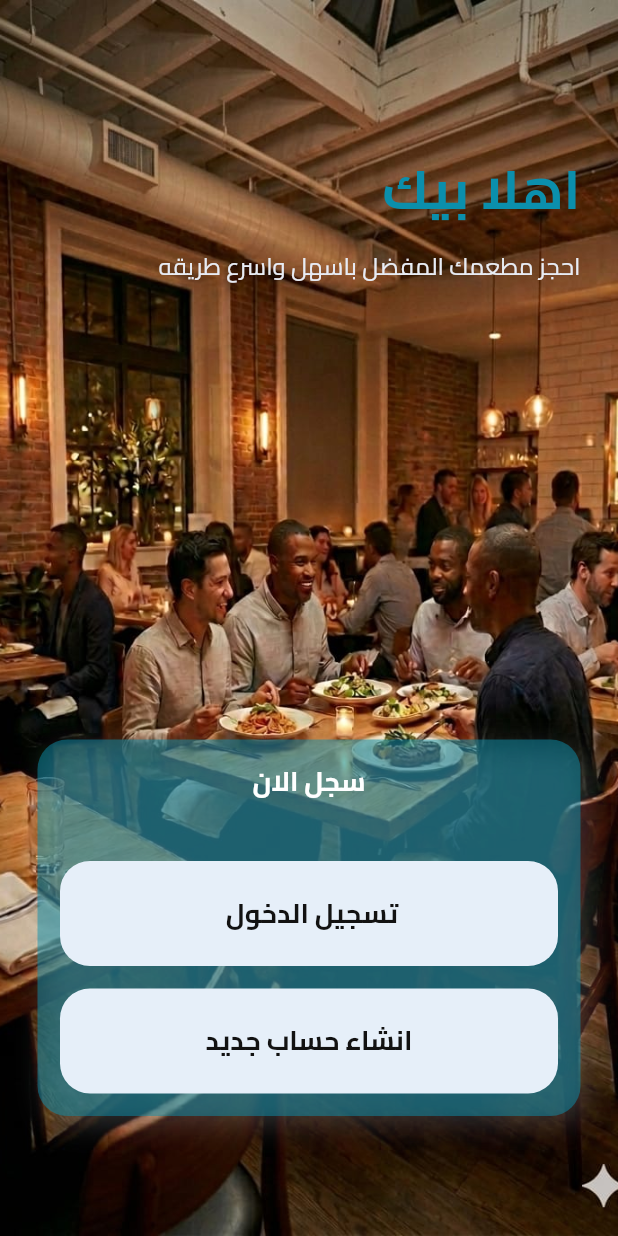
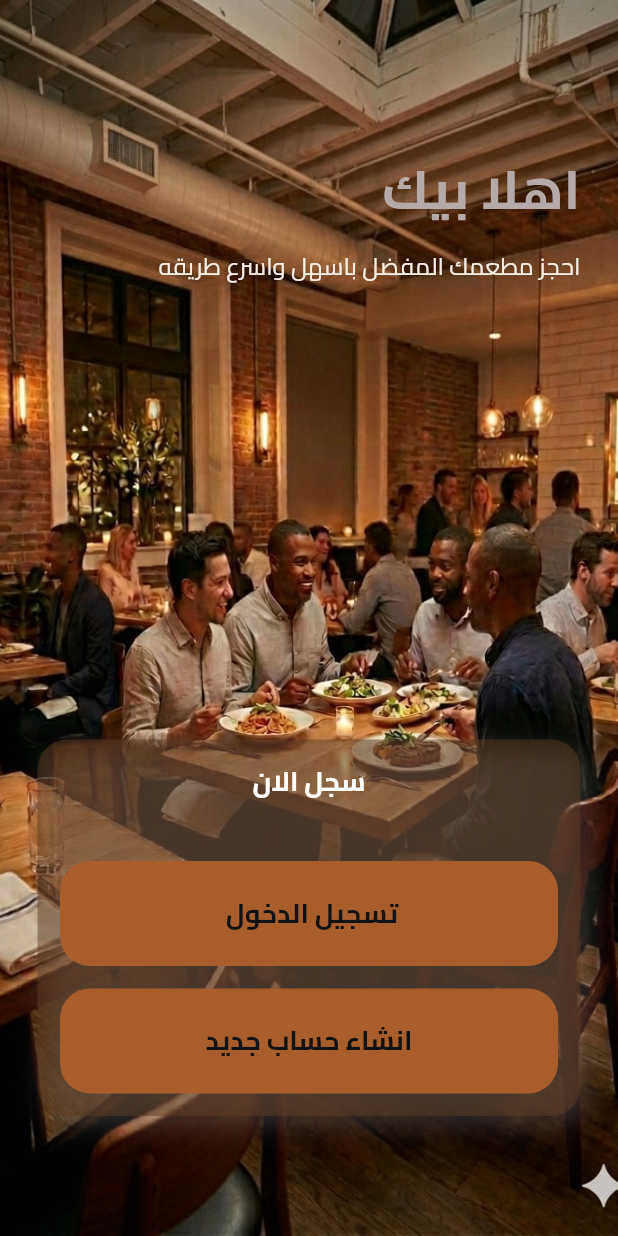
Before and after one commit to AME-7/mat3amy, a Flutter app: the screen it shows after launch, after a tap on "تخطي", on a phone screen of 412 x 824 dp. Run offline on Flutter 3.47's test engine with Material 3 defaults, Android fonts, the phone set to English and light mode, and no system bars; our stand-ins replace easy_localization, firebase_core, flutter_svg, gap, go_router, lottie and 3 more; accounts and stored records are empty.

Commit message:
complete home feature and fixes

```diff
--- a/lib/core/routes/app_router.dart
+++ b/lib/core/routes/app_router.dart
@@ -1,5 +1,6 @@
 import 'package:go_router/go_router.dart';
 import 'package:mat3amy/core/routes/routes.dart';
+import 'package:mat3amy/features/auth/presentation/page/login_screen.dart';
 import 'package:mat3amy/features/intro/enboarding/onboarding_screen.dart';
 import 'package:mat3amy/features/intro/splash/splash_screen.dart';
 import 'package:mat3amy/features/intro/welcom/welcome_screen.dart';
@@ -21,6 +22,10 @@ class AppRouter {
         path: Routes.welcome,
         builder: (context, state) => const WelcomeScreen(),
       ),
+      GoRoute(
+        path: Routes.login,
+        builder: (context, state) => const LoginScreen(),
+      ),
     ],
   );
 }
--- a/lib/core/utils/styles/colors.dart
+++ b/lib/core/utils/styles/colors.dart
@@ -1,10 +1,10 @@
 import 'package:flutter/painting.dart';
 
 abstract class AppColors {
-  static const Color primaryColor = Color(0XFF0B8FAC);
+  static const Color primaryColor = Color(0XFF5C3A21);
   static const Color whiteColor = Color(0XFFFFFFFF);
-  static const Color accentColor = Color(0xFFE6EFF9);
-  static const Color borderColor = Color(0XFFE8ECF4);
+  static const Color accentColor = Color(0xFFA85D2A);
+  static const Color borderColor = Color(0XFFF5EFE6);
   static const Color greyColor = Color(0XFFB4AAAA);
   static const Color darkColor = Color(0XFF121212);
   static const Color errorColor = Color(0xFFDA1B1B);
--- a/lib/features/intro/enboarding/onboarding_screen.dart
+++ b/lib/features/intro/enboarding/onboarding_screen.dart
@@ -35,7 +35,10 @@ class _OnboardingScreenState extends State<OnboardingScreen> {
                 SharedPref.setOnboardingShown();
                 pushReplacement(context, Routes.welcome);
               },
-              child: Text(LocaleKeys.skip.tr()),
+              child: Text(
+                LocaleKeys.skip.tr(),
+                style: TextStyle(color: AppColors.borderColor),
+              ),
             ),
         ],
       ),
--- a/lib/features/intro/welcom/welcome_screen.dart
+++ b/lib/features/intro/welcom/welcome_screen.dart
@@ -30,7 +30,7 @@ class WelcomeScreen extends StatelessWidget {
                 Text(
                   'اهلا بيك',
                   style: AppTextStyles.headline30.copyWith(
-                    color: AppColors.primaryColor,
+                    color: AppColors.greyColor,
                     fontSize: 36,
                   ),
                 ),
```
Also changed, not shown: lib/core/constants/user_type_enum.dart (deleted, +0 -18 lines), lib/features/auth/presentation/page/login_screen.dart (added, +15 -0 lines).
